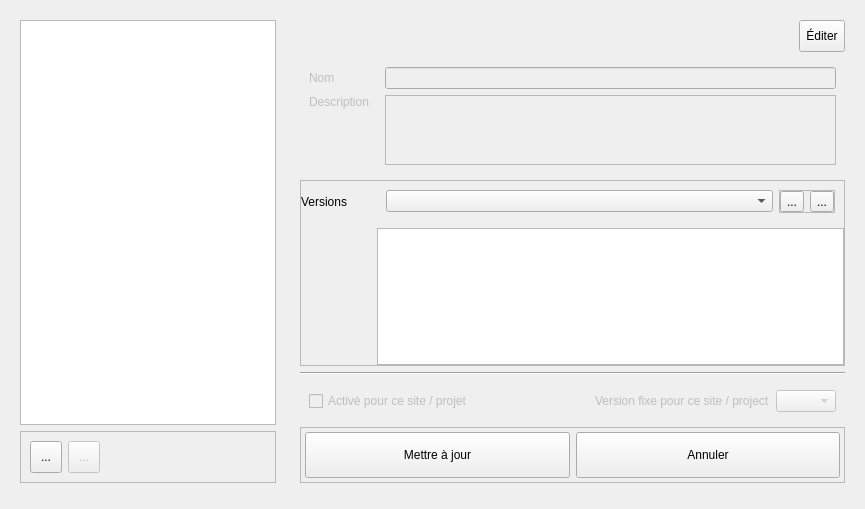
This is client/src/services/DashboardsService/DashboardsConfigWidget.ui in introlab/openteraplus as Qt 5 draws it before an edit. The edited form follows.
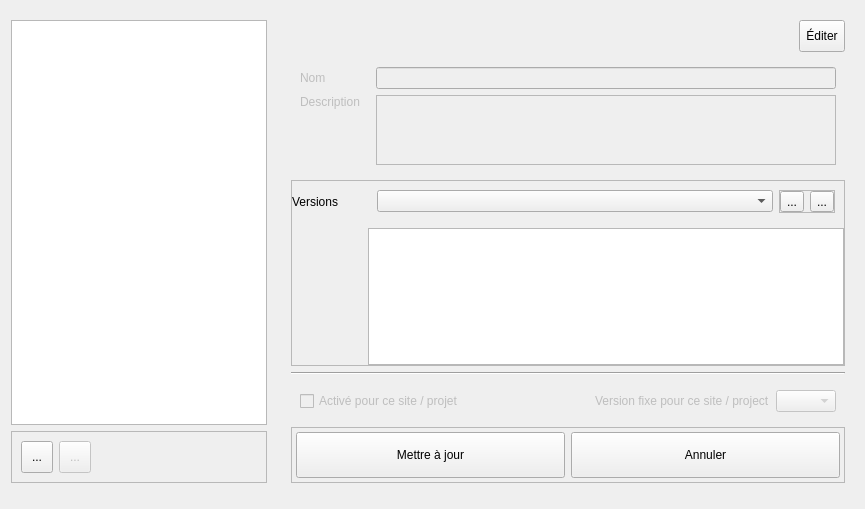
This is the edited form. Icons and pictures are not drawn. Custom widgets are drawn as their Qt base class.

Diff of the .ui file:
```diff
--- a/client/src/services/DashboardsService/DashboardsConfigWidget.ui
+++ b/client/src/services/DashboardsService/DashboardsConfigWidget.ui
@@ -25,6 +25,9 @@
         </sizepolicy>
        </property>
        <layout class="QVBoxLayout" name="verticalLayout_2">
+        <property name="leftMargin">
+         <number>0</number>
+        </property>
         <item>
          <widget class="QListWidget" name="lstDashboards">
           <property name="iconSize">
```
